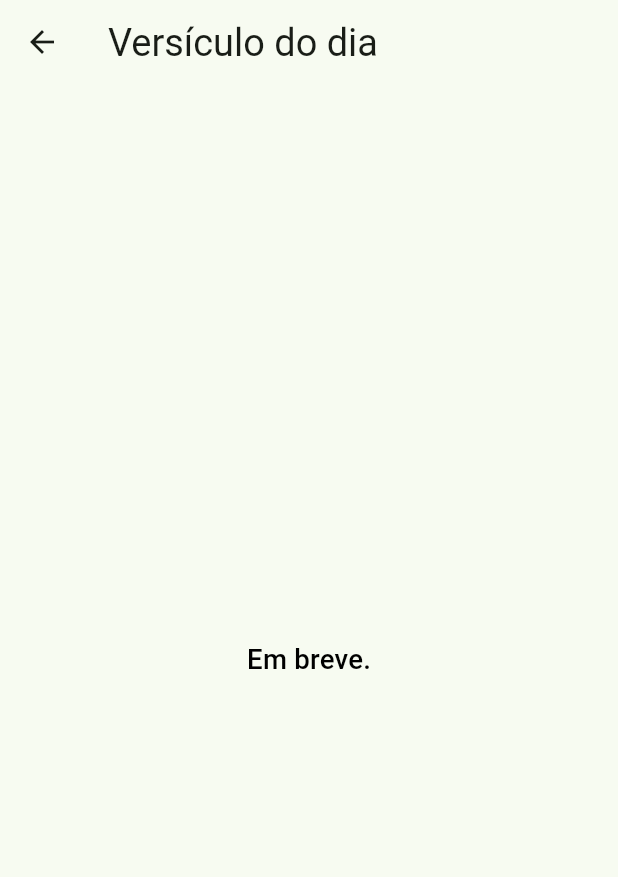
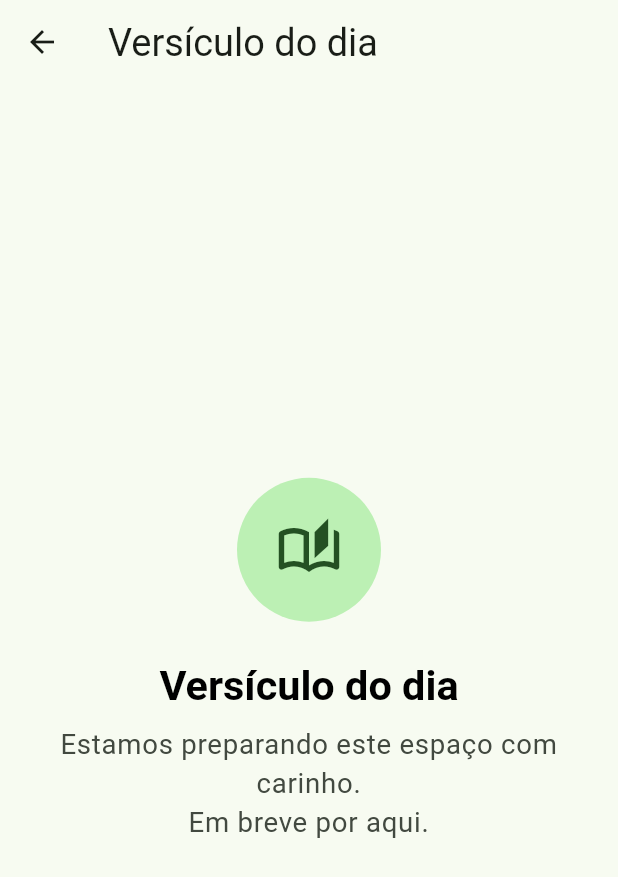
Before and after one commit to wendelcamargos-arch/GOEL-CHURCH, a Flutter app: the HomeScreen screen opened directly, after a tap on "Versículo do dia", on a phone screen of 412 x 824 dp. Shown: the top 877 px of the screen. Run offline on Flutter 3.47's test engine with Material 3 defaults, Android fonts, the phone set to English and light mode, and no system bars; our stand-ins replace supabase_flutter; accounts and stored records are empty.

Commit message:
feat(app): barra de navegação inferior + índice 'Mais' (app mais clean)
Camada de apresentação apenas — contrato de composição preservado
(memberName, versiculoBuilder, devocionalBuilder, onLogout).

- MainShell: casca pós-login com barra inferior de 5 destinos no padrão
  dos apps de referência (Palavras · Bíblia · Início central elevado ·
  Contribua · Mais). IndexedStack preserva o estado de cada aba.
- Aba 'Mais': índice completo de recursos em grade limpa; itens sem tela
  aparecem como 'Em breve'; Sair migra para cá (Logout local + volta à raiz).
- Home (aba Início) simplificada: acolhimento + jornadas do dia; a ação
  Sair saiu do cabeçalho (agora em Mais).
- ComingSoonView reutilizável para abas/atalhos ainda sem conteúdo.
- Testes: home_screen focado no hub; novo main_shell_test cobre navegação,
  ausência/uso de Sair e troca de abas. Suíte: 30/30 verde.

```diff
--- /dev/null
+++ b/lib/features/home/presentation/coming_soon_view.dart
@@ -0,0 +1,78 @@
+import 'package:flutter/material.dart';
+
+/// Estado "Em breve" reutilizável — usado pelas abas ainda sem conteúdo e como
+/// destino de fallback de atalhos. APENAS apresentação; nada de domínio aqui.
+///
+/// Mantém o tom acolhedor da Goel Church: em vez de uma tela vazia fria, uma
+/// mensagem calorosa de que o recurso está a caminho.
+class ComingSoonView extends StatelessWidget {
+  final IconData icon;
+  final String title;
+  final String message;
+
+  const ComingSoonView({
+    super.key,
+    required this.icon,
+    required this.title,
+    this.message = 'Estamos preparando este espaço com carinho.\nEm breve por aqui.',
+  });
+
+  @override
+  Widget build(BuildContext context) {
+    final scheme = Theme.of(context).colorScheme;
+    final textTheme = Theme.of(context).textTheme;
+    return Center(
+      child: Padding(
+        padding: const EdgeInsets.all(32),
+        child: Column(
+          mainAxisSize: MainAxisSize.min,
+          children: [
+            Container(
+              width: 96,
+              height: 96,
+              decoration: BoxDecoration(
+                color: scheme.primaryContainer,
+                shape: BoxShape.circle,
+              ),
+              child: Icon(icon, size: 44, color: scheme.onPrimaryContainer),
+            ),
+            const SizedBox(height: 24),
+            Text(
+              title,
+              textAlign: TextAlign.center,
+              style: textTheme.headlineSmall?.copyWith(
+                fontWeight: FontWeight.w700,
+              ),
+            ),
+            const SizedBox(height: 8),
+            Text(
+              message,
+              textAlign: TextAlign.center,
+              style: textTheme.bodyLarge?.copyWith(
+                color: scheme.onSurfaceVariant,
+                height: 1.4,
+              ),
+            ),
+          ],
+        ),
+      ),
+    );
+  }
+}
+
+/// Tela "Em breve" completa (com AppBar) para navegação empilhada a partir de
+/// atalhos que ainda não têm destino real.
+class ComingSoonScreen extends StatelessWidget {
+  final IconData icon;
+  final String title;
+
+  const ComingSoonScreen({super.key, required this.icon, required this.title});
+
+  @override
+  Widget build(BuildContext context) {
+    return Scaffold(
+      appBar: AppBar(title: Text(title)),
+      body: ComingSoonView(icon: icon, title: title),
+    );
+  }
+}
--- a/lib/features/home/presentation/home_screen.dart
+++ b/lib/features/home/presentation/home_screen.dart
@@ -1,12 +1,15 @@
 import 'package:flutter/material.dart';
 
-/// Home (Slice 05) — hub acolhedor após login/cadastro.
+import 'coming_soon_view.dart';
+
+/// Home (aba **Início**) — hub acolhedor após login/cadastro.
 ///
-/// APENAS camada de apresentação/experiência — contrato preservado
-/// (memberName + builders de jornada + onLogout). Continuidade visual com as
-/// Sprints anteriores via cabeçalho de marca (fachada + logo); corpo claro para
-/// leitura confortável no uso diário. Acessibilidade (todas as idades): alvos
-/// amplos, tipografia grande, contraste e Semantics.
+/// APENAS camada de apresentação/experiência — contrato preservado (memberName
+/// + builders de jornada). A ação de Logout e o índice completo de recursos
+/// vivem na aba "Mais" (ver [MainShell]); aqui o foco é acolhimento e as
+/// jornadas do dia. Continuidade visual com as Sprints anteriores via cabeçalho
+/// de marca (fachada + logo). Acessibilidade: alvos amplos, tipografia grande,
+/// contraste e Semantics.
 class HomeScreen extends StatelessWidget {
   final String? memberName;
 
@@ -15,16 +18,11 @@ class HomeScreen extends StatelessWidget {
   final WidgetBuilder? versiculoBuilder;
   final WidgetBuilder? devocionalBuilder;
 
-  /// Ação de limpeza da sessão local (Logout). A navegação de volta ao Login é
-  /// feita pela própria Home após chamar esta ação.
-  final VoidCallback? onLogout;
-
   const HomeScreen({
     super.key,
     this.memberName,
     this.versiculoBuilder,
     this.devocionalBuilder,
-    this.onLogout,
   });
 
   @override
@@ -40,7 +38,7 @@ class HomeScreen extends StatelessWidget {
         child: Column(
           crossAxisAlignment: CrossAxisAlignment.stretch,
           children: [
-            _Header(greeting: greeting, onLogout: onLogout, onLogoutTap: _logout),
+            _Header(greeting: greeting),
             Padding(
               padding: const EdgeInsets.fromLTRB(20, 24, 20, 32),
               child: LayoutBuilder(
@@ -87,32 +85,18 @@ class HomeScreen extends StatelessWidget {
     );
   }
 
-  void _logout(BuildContext context) {
-    // Logout LOCAL (sem revogação server-side): limpa a sessão e o estado.
-    onLogout?.call();
-    // Limpa a pilha de navegação, voltando à raiz (Login). Impede "Voltar"
-    // para a Home.
-    Navigator.of(context).popUntil((route) => route.isFirst);
-  }
-
   void _go(BuildContext context, String title, WidgetBuilder? builder) {
-    final WidgetBuilder destination =
-        builder ?? (_) => _ComingSoonScreen(title: title);
+    final WidgetBuilder destination = builder ??
+        (_) => ComingSoonScreen(icon: Icons.auto_stories_outlined, title: title);
     Navigator.of(context).push(MaterialPageRoute(builder: destination));
   }
 }
 
-/// Cabeçalho de marca: fachada + overlay + logo + saudação (e ação Sair).
+/// Cabeçalho de marca: fachada + overlay + logo + saudação.
 class _Header extends StatelessWidget {
   final String greeting;
-  final VoidCallback? onLogout;
-  final void Function(BuildContext) onLogoutTap;
 
-  const _Header({
-    required this.greeting,
-    required this.onLogout,
-    required this.onLogoutTap,
-  });
+  const _Header({required this.greeting});
 
   @override
   Widget build(BuildContext context) {
@@ -139,7 +123,7 @@ class _Header extends StatelessWidget {
             ),
           ),
           Padding(
-            padding: EdgeInsets.fromLTRB(20, topInset + 12, 12, 20),
+            padding: EdgeInsets.fromLTRB(20, topInset + 16, 20, 20),
             child: Column(
               crossAxisAlignment: CrossAxisAlignment.start,
               children: [
@@ -158,12 +142,6 @@ class _Header extends StatelessWidget {
                         ),
                       ),
                     ),
-                    if (onLogout != null)
-                      IconButton(
-                        icon: const Icon(Icons.logout, color: Colors.white),
-                        tooltip: 'Sair',
-                        onPressed: () => onLogoutTap(context),
-                      ),
                   ],
                 ),
                 const Spacer(),
@@ -277,22 +255,3 @@ class _HomeCard extends StatelessWidget {
     );
   }
 }
-
-/// Placeholder até o conteúdo do slice correspondente (06/07) existir.
-class _ComingSoonScreen extends StatelessWidget {
-  final String title;
-  const _ComingSoonScreen({required this.title});
-
-  @override
-  Widget build(BuildContext context) {
-    return Scaffold(
-      appBar: AppBar(title: Text(title)),
-      body: Center(
-        child: Text(
-          'Em breve.',
-          style: Theme.of(context).textTheme.titleMedium,
-        ),
-      ),
-    );
-  }
-}
--- a/lib/main.dart
+++ b/lib/main.dart
@@ -10,7 +10,7 @@ import 'features/auth/data/supabase_auth_gateway.dart';
 import 'features/member/application/cadastro_flow.dart';
 import 'features/member/data/supabase_profile_gateway.dart';
 import 'features/member/presentation/cadastro_screen.dart';
-import 'features/home/presentation/home_screen.dart';
+import 'features/home/presentation/main_shell.dart';
 import 'features/content/data/local_verse_repository.dart';
 import 'features/content/data/supabase_devotional_repository.dart';
 import 'features/content/presentation/versiculo_screen.dart';
@@ -52,7 +52,7 @@ Future<void> main() async {
 
     postLoginBuilder = (_) => CadastroScreen(
           flow: cadastroFlow,
-          postCadastroBuilder: (_) => HomeScreen(
+          postCadastroBuilder: (_) => MainShell(
             memberName: cadastroFlow.savedName,
             versiculoBuilder: (_) => VersiculoScreen(
               repository: verseRepository,
```
Also changed, not shown: lib/features/home/presentation/main_shell.dart (added, +425 -0 lines), 2 other files.
